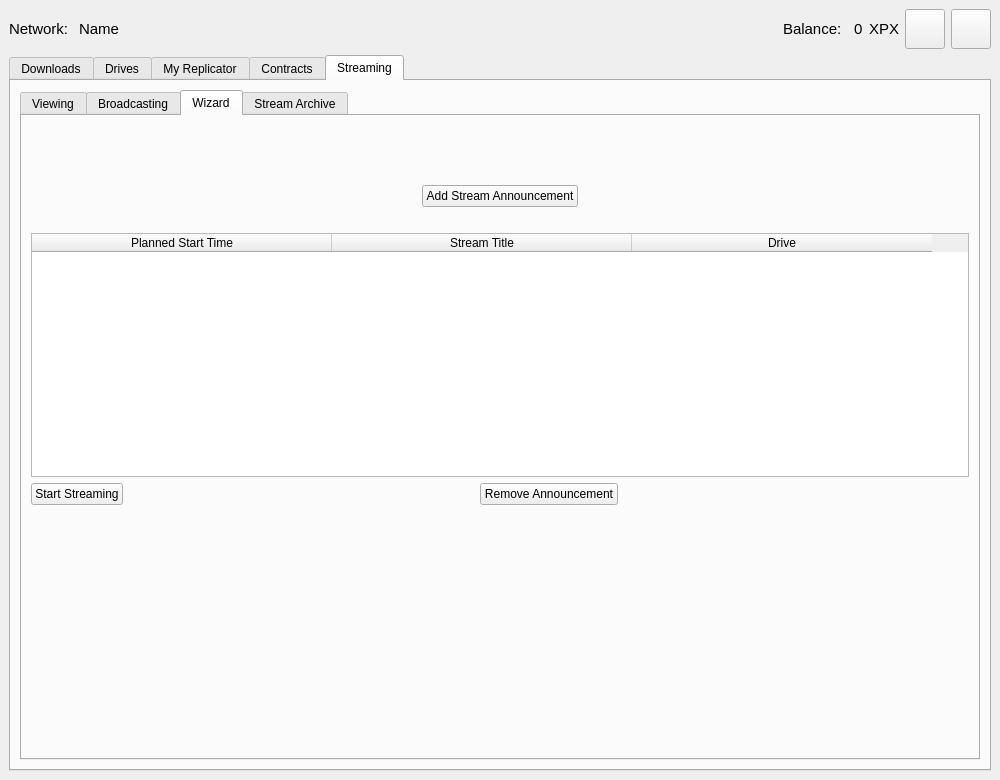
The window that UserApp/mainwin.ui (proximax-storage/cpp-xpx-storage-user-app) describes before a commit, drawn with Qt 5.
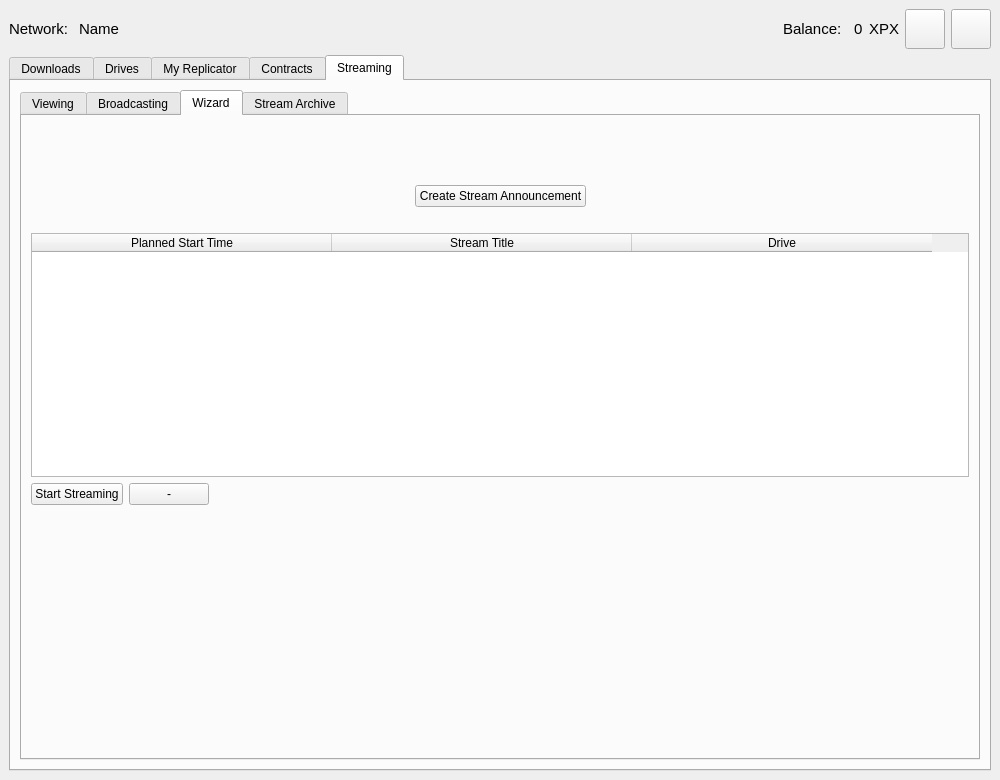
The same window after the commit. The open tabs and pages were chosen to show the change.

Patch:
```diff
--- a/UserApp/mainwin.ui
+++ b/UserApp/mainwin.ui
@@ -2022,7 +2022,7 @@
                 <item>
                  <widget class="QPushButton" name="m_wizardAddStreamAnnouncementBtn">
                   <property name="text">
-                   <string>Add Stream Announcement</string>
+                   <string>Create Stream Announcement</string>
                   </property>
                  </widget>
                 </item>
@@ -2106,23 +2106,10 @@
                   </property>
                  </widget>
                 </item>
-                <item>
-                 <spacer name="horizontalSpacer_36">
-                  <property name="orientation">
-                   <enum>Qt::Horizontal</enum>
-                  </property>
-                  <property name="sizeHint" stdset="0">
-                   <size>
-                    <width>40</width>
-                    <height>20</height>
-                   </size>
-                  </property>
-                 </spacer>
-                </item>
                 <item>
                  <widget class="QPushButton" name="m_wizardRemoveAnnouncementBtn">
                   <property name="text">
-                   <string>Remove Announcement</string>
+                   <string>-</string>
                   </property>
                  </widget>
                 </item>
```
Left out of the diff: 2 changed lines with no effect on the pictures.
